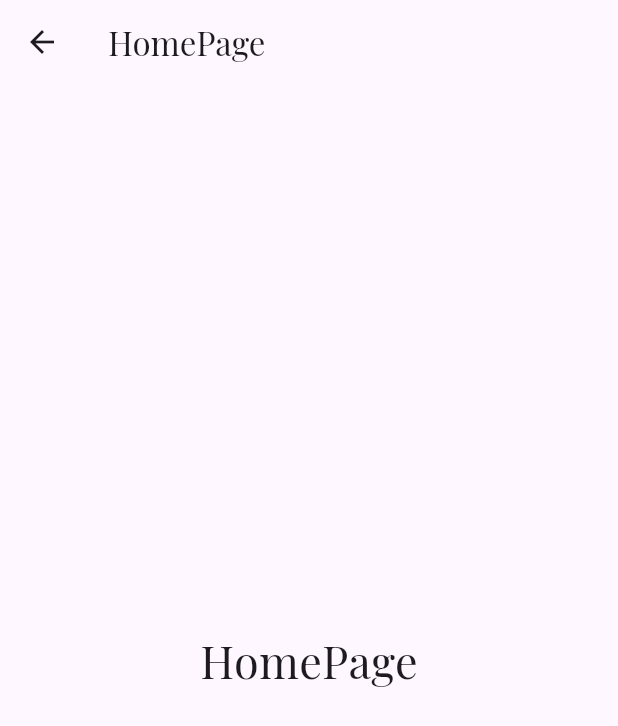
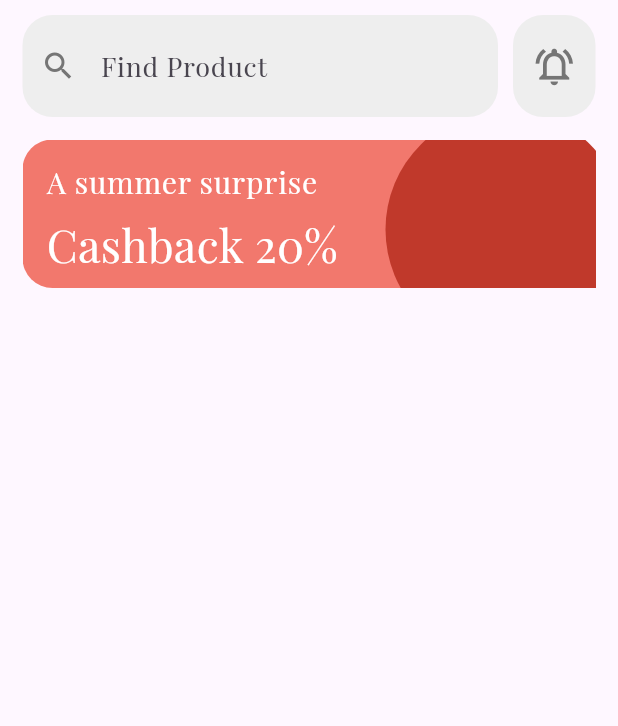
Before and after one commit to Taguiche-ABDelaziz/ecommerce_app, a Flutter app: the HomePage screen opened by its route, on a phone screen of 412 x 824 dp. Shown: the top 726 px of the screen. Run offline on Flutter 3.47's test engine with Material 3 defaults, Android fonts, the phone set to English and light mode, and no system bars; our stand-ins replace dartz, firebase_core, firebase_messaging, flutter_animate, flutter_otp_text_field, get and 2 more; accounts and stored records are empty; project files that could hold a hidden picture were left out.

```diff
--- /dev/null
+++ b/lib/controller/home_controller.dart
@@ -0,0 +1,55 @@
+import 'package:ecommerce/core/class/statusrquest.dart';
+import 'package:ecommerce/core/function/handlingdatacontroller.dart';
+import 'package:ecommerce/core/services/services.dart';
+import 'package:ecommerce/data/datasource/remote/home_data.dart';
+import 'package:get/get.dart';
+
+abstract class HomeController extends GetxController {
+  initialData();
+  getData();
+}
+
+class HomeControllerImp extends HomeController {
+  MyServices myServices = Get.find();
+
+  late StatusRequest statusRequest;
+
+  //List data = [];
+  List categories = [];
+  //List items = [];
+
+  HomeData homeData = HomeData(Get.find());
+
+  String? username;
+  String? id;
+
+  @override
+  initialData() {
+    username = myServices.sharedPreferences.getString("username");
+    id = myServices.sharedPreferences.getString("id");
+  }
+
+  @override
+  void onInit() {
+    initialData();
+    super.onInit();
+  }
+
+  @override
+  getData() async {
+    statusRequest = StatusRequest.loading;
+    var response = await homeData.getData();
+    // ignore: avoid_print
+    print("=================== Controller $response");
+    statusRequest = handlingData(response);
+    if (StatusRequest.success == statusRequest) {
+      if (response['status'] == "success") {
+        categories.addAll(response['categories']);
+        //items.addAll(response['items']);
+      } else {
+        statusRequest = StatusRequest.failure;
+      }
+    }
+    update();
+  }
+}
--- a/lib/controller/onboarding_controller.dart
+++ b/lib/controller/onboarding_controller.dart
@@ -19,7 +19,8 @@ class OnBoardingControllerImp extends OnBoardingController {
   next() {
     currentPage++;
     if (currentPage > onBoardingList.length - 1) {
-      myServices.sharedPreferences.setString("onboarding", "1");
+      //هدي تابع للغات
+      myServices.sharedPreferences.setString("step", "1");
       Get.offAllNamed(AppRoute.login);
     } else {
       pageController.animateToPage(
--- a/lib/core/constant/color.dart
+++ b/lib/core/constant/color.dart
@@ -5,4 +5,5 @@ class AppColor {
   static const Color black = Color(0xff000000);
   static const Color backgroundcolor = Color(0xffF8F9FD);
   static const Color primaryColor = Color(0xffF2786D);
+  static const Color secoundColor = Color(0xffc0392b);
 }
--- a/lib/core/localization/translation.dart
+++ b/lib/core/localization/translation.dart
@@ -110,6 +110,8 @@ class MyTranslation extends Translations {
       "49": "Verification code not found",
       "50": "Passwords do not match",
       "51": "Try again",
+      "52" : "Find Product",
+
     },
   };
 }
--- a/lib/core/services/services.dart
+++ b/lib/core/services/services.dart
@@ -1,7 +1,7 @@
 import 'package:get/get.dart';
 import 'package:shared_preferences/shared_preferences.dart';
+// ignore: depend_on_referenced_packages
 import 'package:firebase_core/firebase_core.dart';
-
 class MyServices extends GetxService {
   late SharedPreferences sharedPreferences;
   Future<MyServices> init() async {
--- /dev/null
+++ b/lib/data/datasource/remote/home_data.dart
@@ -0,0 +1,11 @@
+import 'package:ecommerce/core/class/crud.dart';
+import 'package:ecommerce/linkapi.dart';
+
+class HomeData {
+  Crud crud;
+  HomeData(this.crud);
+  getData() async {
+    var response = await crud.postData(AppLink.home, {});
+    return response.fold((l) => l, (r) => r);
+  }
+}
--- a/lib/linkapi.dart
+++ b/lib/linkapi.dart
@@ -14,4 +14,6 @@ class AppLink {
   static const String resetpassword =
       "$server/forgetpassword/resetpassword.php";
   static const String verifycode = "$server/forgetpassword/verifycode.php";
+  //========= Home ==========
+  static const String home = "$server/home.php";
 }
--- a/lib/view/screnn/home.dart
+++ b/lib/view/screnn/home.dart
@@ -1,16 +1,96 @@
+import 'package:ecommerce/controller/home_controller.dart';
+import 'package:ecommerce/core/constant/color.dart';
 import 'package:flutter/material.dart';
+import 'package:get/get.dart';
 
 class HomePage extends StatelessWidget {
   const HomePage({super.key});
 
   @override
   Widget build(BuildContext context) {
+    HomeControllerImp controller = Get.put(HomeControllerImp());
     return Scaffold(
-      appBar: AppBar(title: const Text("HomePage")),
-      body: Center(
-        // ignore: avoid_unnecessary_containers
-        child: Container(
-          child: Text("HomePage", style: TextStyle(fontSize: 30)),
+      body: Container(
+        padding: EdgeInsets.symmetric(horizontal: 15),
+        child: ListView(
+          children: [
+            Container(
+              margin: EdgeInsets.only(top: 10),
+              child: Row(
+                children: [
+                  Expanded(
+                    child: TextFormField(
+                      decoration: InputDecoration(
+                        prefixIcon: Icon(Icons.search, color: Colors.grey[600]),
+                        hintText: "52".tr,
+                        hintStyle: TextStyle(fontSize: 18),
+                        border: OutlineInputBorder(
+                          borderSide: BorderSide.none,
+                          borderRadius: BorderRadius.circular(20),
+                        ),
+                        filled: true,
+                        fillColor: Colors.grey[200],
+                      ),
+                    ),
+                  ),
+                  SizedBox(width: 10),
+                  Container(
+                    decoration: BoxDecoration(
+                      color: Colors.grey[200],
+                      borderRadius: BorderRadius.circular(20),
+                    ),
+                    width: 55,
+                    height: 68,
+                    padding: EdgeInsets.symmetric(vertical: 8),
+                    child: IconButton(
+                      onPressed: () {},
+                      icon: Icon(
+                        Icons.notifications_active_outlined,
+                        size: 30,
+                        color: Colors.grey[600],
+                      ),
+                    ),
+                  ),
+                ],
+              ),
+            ),
+            Container(
+              margin: EdgeInsets.symmetric(vertical: 15),
+              child: Stack(
+                children: [
+                  Container(
+                    alignment: Alignment.center,
+                    decoration: BoxDecoration(
+                      color: AppColor.primaryColor,
+                      borderRadius: BorderRadius.circular(20),
+                    ),
+                    child: ListTile(
+                      title: Text(
+                        "A summer surprise",
+                        style: TextStyle(color: Colors.white, fontSize: 20),
+                      ),
+                      subtitle: Text(
+                        "Cashback 20%",
+                        style: TextStyle(color: Colors.white, fontSize: 30),
+                      ),
+                    ),
+                  ),
+                  Positioned(
+                    top: -20,
+                    right: -20,
+                    child: Container(
+                      height: 160,
+                      width: 160,
+                      decoration: BoxDecoration(
+                        color: AppColor.secoundColor,
+                        borderRadius: BorderRadius.circular(160),
+                      ),
+                    ),
+                  ),
+                ],
+              ),
+            ),
+          ],
         ),
       ),
     );
```
Also changed, not shown: lib/controller/auth/login_controller.dart (+20 -0 lines), lib/core/middleware/mymiddleware.dart (+6 -1 lines), lib/data/model/categoriesmodel.dart (added, +33 -0 lines).
